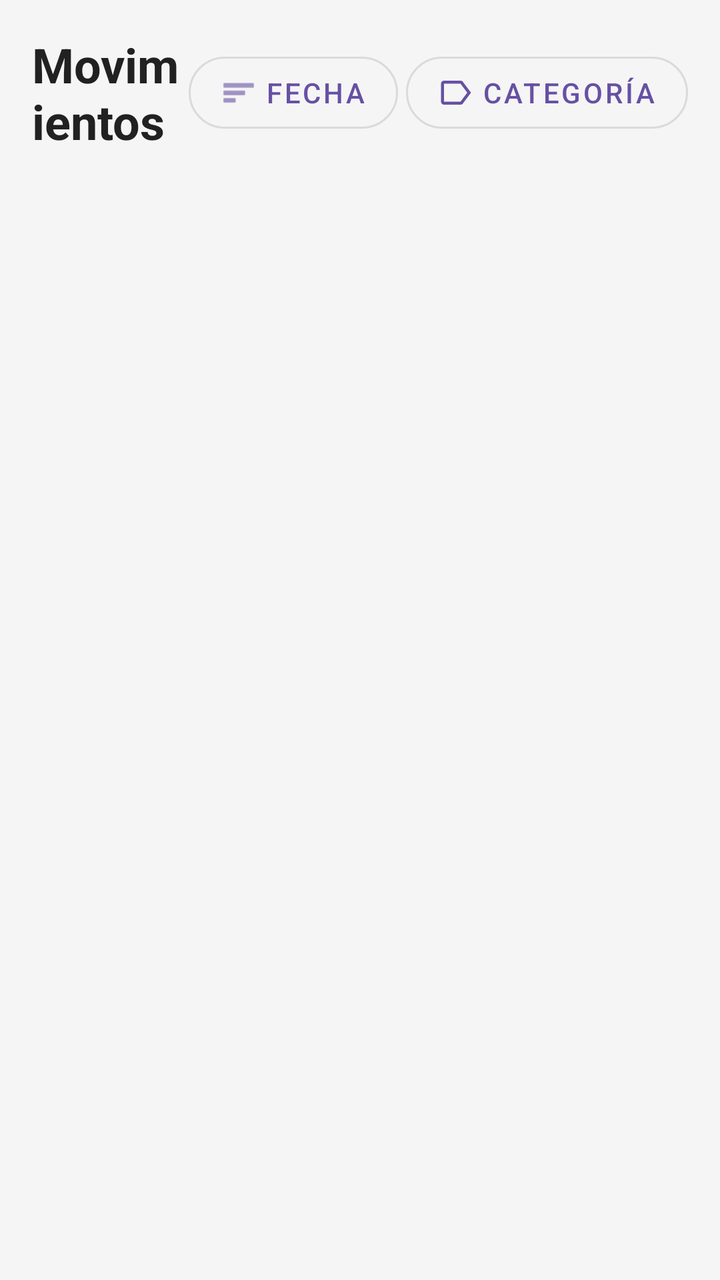
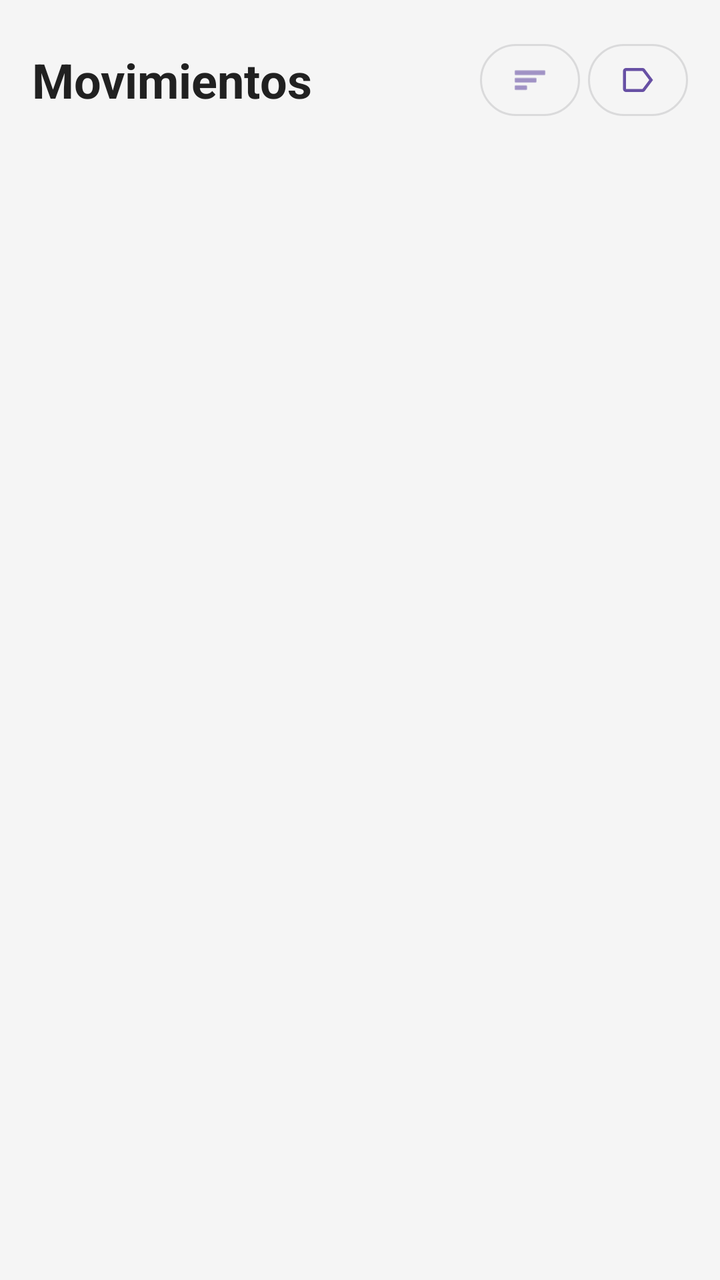

An Android layout rendered at two revisions. The XML below is the earlier revision; the diff shows what the commit changed to produce the second picture.
<!-- AndroidManifest.xml: application theme Theme.Zentryc -->
<!-- res/layout/fragment_transactions.xml -->
<?xml version="1.0" encoding="utf-8"?>
<androidx.constraintlayout.widget.ConstraintLayout
    xmlns:android="http://schemas.android.com/apk/res/android"
    xmlns:app="http://schemas.android.com/apk/res-auto"
    android:layout_width="match_parent"
    android:layout_height="match_parent"
    android:background="#F5F5F5">

    
    <LinearLayout
        android:id="@+id/layoutHeader"
        android:layout_width="match_parent"
        android:layout_height="wrap_content"
        android:orientation="horizontal"
        android:gravity="center_vertical"
        android:layout_marginTop="16dp"
        app:layout_constraintTop_toTopOf="parent"
        app:layout_constraintStart_toStartOf="parent"
        app:layout_constraintEnd_toEndOf="parent">

        <TextView
            android:id="@+id/tvTitle"
            android:layout_width="0dp"
            android:layout_height="wrap_content"
            android:layout_weight="1"
            android:text="Movimientos"
            android:textSize="24sp"
            android:textStyle="bold"
            android:textColor="#212121"
            android:layout_marginStart="16dp" />

        
        <com.google.android.material.button.MaterialButton
            android:id="@+id/btnFilter"
            android:layout_width="wrap_content"
            android:layout_height="wrap_content"
            android:text="Fecha"
            android:layout_marginEnd="4dp"
            app:icon="@android:drawable/ic_menu_sort_by_size"
            app:cornerRadius="20dp"
            style="@style/Widget.MaterialComponents.Button.OutlinedButton" />

        
        <com.google.android.material.button.MaterialButton
            android:id="@+id/btnFilterCategory"
            android:layout_width="wrap_content"
            android:layout_height="wrap_content"
            android:text="Categoría"
            android:layout_marginEnd="16dp"
            app:icon="@drawable/ic_categories"
            app:cornerRadius="20dp"
            style="@style/Widget.MaterialComponents.Button.OutlinedButton" />

    </LinearLayout>

    
    <LinearLayout
        android:id="@+id/layoutSelectionBar"
        android:layout_width="match_parent"
        android:layout_height="wrap_content"
        android:orientation="vertical"
        android:background="#1976D2"
        android:visibility="gone"
        app:layout_constraintTop_toTopOf="parent"
        app:layout_constraintStart_toStartOf="parent"
        app:layout_constraintEnd_toEndOf="parent">

        
        <View
            android:layout_width="match_parent"
            android:layout_height="28dp" />

        
        <LinearLayout
            android:layout_width="match_parent"
            android:layout_height="wrap_content"
            android:orientation="horizontal"
            android:gravity="center_vertical"
            android:paddingStart="8dp"
            android:paddingEnd="8dp"
            android:paddingBottom="8dp">

            <ImageButton
                android:id="@+id/btnCancelSelection"
                android:layout_width="40dp"
                android:layout_height="40dp"
                android:src="@android:drawable/ic_menu_close_clear_cancel"
                android:background="?attr/selectableItemBackgroundBorderless"
                android:tint="@android:color/white"
                android:contentDescription="Cancelar selección" />

            <TextView
                android:id="@+id/tvSelectionCount"
                android:layout_width="0dp"
                android:layout_height="wrap_content"
                android:layout_weight="1"
                android:text="0 seleccionados"
                android:textColor="@android:color/white"
                android:textSize="16sp"
                android:layout_marginStart="8dp" />

            <ImageButton
                android:id="@+id/btnDeleteSelected"
                android:layout_width="40dp"
                android:layout_height="40dp"
                android:src="@android:drawable/ic_menu_delete"
                android:background="?attr/selectableItemBackgroundBorderless"
                android:tint="@android:color/white"
                android:contentDescription="Eliminar seleccionados"
                android:layout_marginEnd="8dp" />

        </LinearLayout>
    </LinearLayout>

    
    <LinearLayout
        android:id="@+id/layoutChips"
        android:layout_width="match_parent"
        android:layout_height="wrap_content"
        android:orientation="horizontal"
        android:layout_marginTop="4dp"
        app:layout_constraintTop_toBottomOf="@id/layoutHeader"
        app:layout_constraintStart_toStartOf="parent"
        app:layout_constraintEnd_toEndOf="parent">

        
        <com.google.android.material.chip.Chip
            android:id="@+id/chipFilterActive"
            android:layout_width="wrap_content"
            android:layout_height="wrap_content"
            android:layout_marginStart="16dp"
            android:visibility="gone"
            app:closeIconVisible="true"
            style="@style/Widget.MaterialComponents.Chip.Filter" />

        
        <com.google.android.material.chip.Chip
            android:id="@+id/chipCategoryActive"
            android:layout_width="wrap_content"
            android:layout_height="wrap_content"
            android:layout_marginStart="8dp"
            android:visibility="gone"
            app:closeIconVisible="true"
            style="@style/Widget.MaterialComponents.Chip.Filter" />

    </LinearLayout>

    <TextView
        android:id="@+id/tvEmpty"
        android:layout_width="wrap_content"
        android:layout_height="wrap_content"
        android:text="No hay movimientos"
        android:textSize="16sp"
        android:textColor="#9E9E9E"
        android:visibility="gone"
        app:layout_constraintTop_toTopOf="parent"
        app:layout_constraintBottom_toBottomOf="parent"
        app:layout_constraintStart_toStartOf="parent"
        app:layout_constraintEnd_toEndOf="parent" />

    <androidx.recyclerview.widget.RecyclerView
        android:id="@+id/recyclerTransactions"
        android:layout_width="match_parent"
        android:layout_height="0dp"
        android:layout_marginTop="4dp"
        app:layout_constraintTop_toBottomOf="@id/layoutChips"
        app:layout_constraintBottom_toBottomOf="parent"
        app:layout_constraintStart_toStartOf="parent"
        app:layout_constraintEnd_toEndOf="parent" />

</androidx.constraintlayout.widget.ConstraintLayout>
<!-- resources referenced by this layout -->
<resources>
  <!-- drawable ic_categories (drawable) -->
  <vector xmlns:android="http://schemas.android.com/apk/res/android" android:autoMirrored="true" android:height="24dp" android:tint="#000000" android:viewportHeight="960" android:viewportWidth="960" android:width="24dp">
        
      <path android:fillColor="@android:color/white" android:pathData="M160,800Q127,800 103.5,776.5Q80,753 80,720L80,240Q80,207 103.5,183.5Q127,160 160,160L600,160Q619,160 636,168.5Q653,177 664,192L880,480L664,768Q653,783 636,791.5Q619,800 600,800L160,800ZM160,720L600,720Q600,720 600,720Q600,720 600,720L780,480L600,240Q600,240 600,240Q600,240 600,240L160,240Q160,240 160,240Q160,240 160,240L160,720Q160,720 160,720Q160,720 160,720ZM380,480Q380,480 380,480Q380,480 380,480L380,480Q380,480 380,480Q380,480 380,480L380,480Q380,480 380,480Q380,480 380,480L380,480L380,480Q380,480 380,480Q380,480 380,480Z"/>
      
  </vector>
  <style name="Theme.Zentryc" parent="Base.Theme.Zentryc" />
  <style name="Base.Theme.Zentryc" parent="Theme.Material3.DayNight.NoActionBar">
          
          
      </style>
</resources>

<!-- the commit's change to res/layout/fragment_transactions.xml (unified diff, before → after) -->
@@ -34,10 +34,13 @@
             android:id="@+id/btnFilter"
             android:layout_width="wrap_content"
             android:layout_height="wrap_content"
-            android:text="Fecha"
             android:layout_marginEnd="4dp"
             app:icon="@android:drawable/ic_menu_sort_by_size"
             app:cornerRadius="20dp"
+            app:iconPadding="0dp"
+            android:minWidth="0dp"
+            android:paddingStart="12dp"
+            android:paddingEnd="12dp"
             style="@style/Widget.MaterialComponents.Button.OutlinedButton" />
 
         
@@ -45,10 +48,13 @@
             android:id="@+id/btnFilterCategory"
             android:layout_width="wrap_content"
             android:layout_height="wrap_content"
-            android:text="Categoría"
             android:layout_marginEnd="16dp"
             app:icon="@drawable/ic_categories"
             app:cornerRadius="20dp"
+            app:iconPadding="0dp"
+            android:minWidth="0dp"
+            android:paddingStart="12dp"
+            android:paddingEnd="12dp"
             style="@style/Widget.MaterialComponents.Button.OutlinedButton" />
 
     </LinearLayout>
